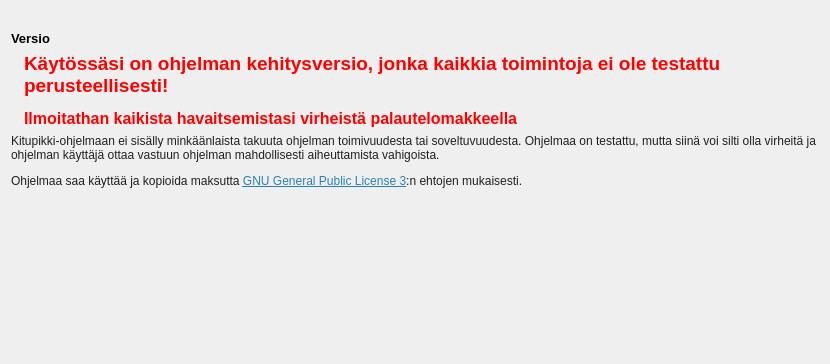
Before: the Qt Designer form kitupiikki/aloitussivu/tervetuloa.ui in artoh/kitupiikki, drawn with Qt 5; both pictures show x 0 to 830 and y 0 to 364 of the 830 by 633 pixel window.
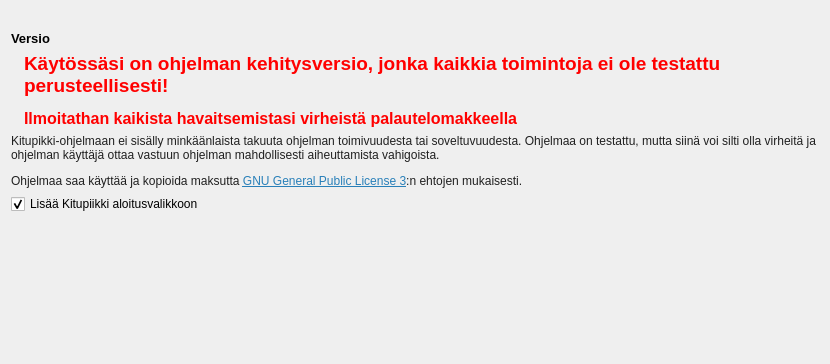
After: the same form once the commit is applied. Icons and pictures are not drawn.

Commit message: Linux-valikkokuvakkeen lisääminen

```diff
--- a/kitupiikki/aloitussivu/tervetuloa.ui
+++ b/kitupiikki/aloitussivu/tervetuloa.ui
@@ -92,6 +92,16 @@
      </property>
     </widget>
    </item>
+   <item>
+    <widget class="QCheckBox" name="valikkoonCheck">
+     <property name="text">
+      <string>Lisää Kitupiikki aloitusvalikkoon</string>
+     </property>
+     <property name="checked">
+      <bool>true</bool>
+     </property>
+    </widget>
+   </item>
    <item>
     <spacer name="verticalSpacer">
      <property name="orientation">
```
Left out of the diff: 3 changed lines with no effect on the pictures. The commit also changes 1 other file.
